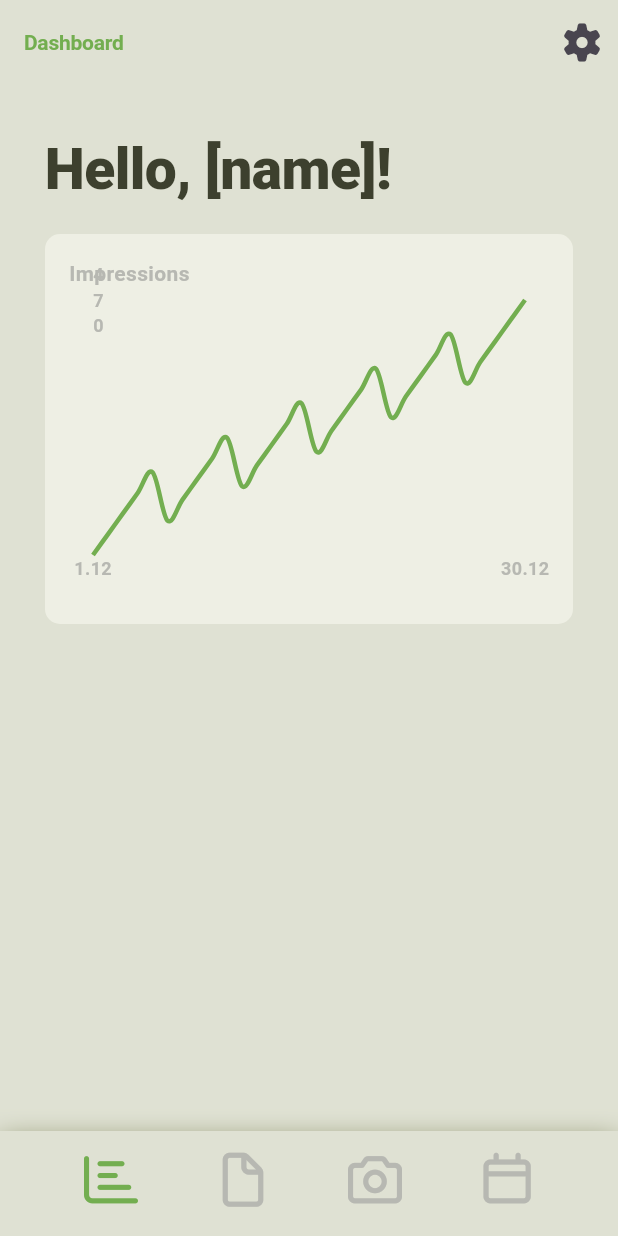
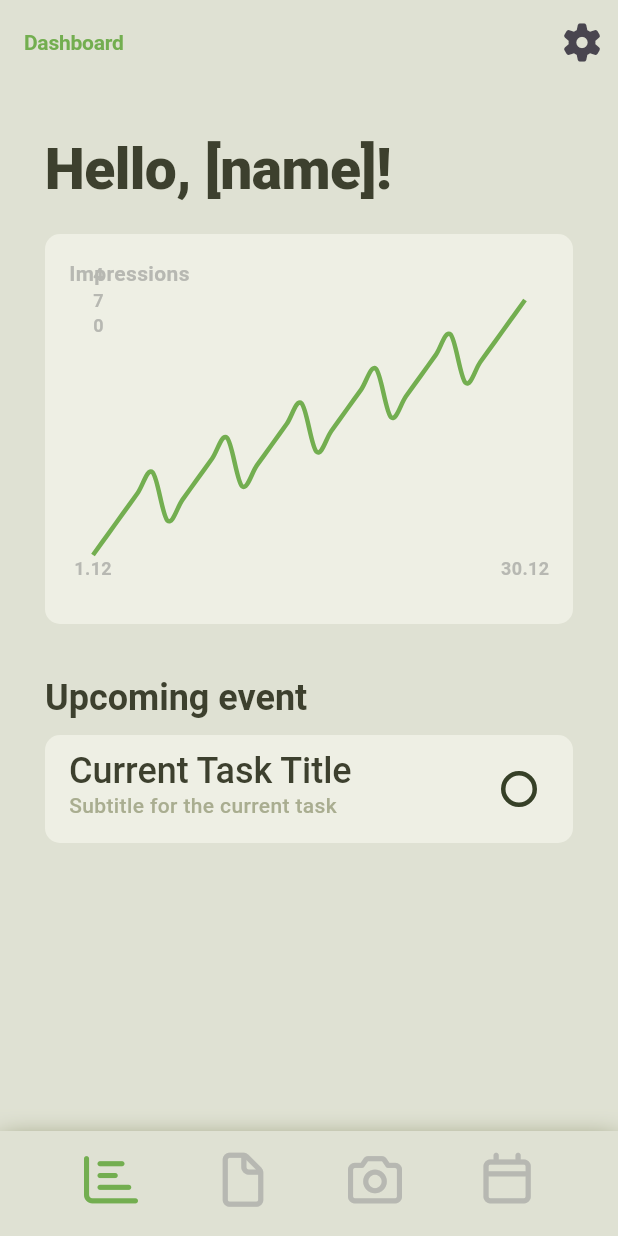
Before and after one commit to sanitaravel/coco_mobile_app, a Flutter app: the screen it shows after launch, on a phone screen of 412 x 824 dp. Run offline on Flutter 3.47's test engine with Material 3 defaults, Android fonts, the phone set to English and light mode, and no system bars; drawn by our look-alikes of fl_chart; our stand-ins replace flutter_bloc, font_awesome_flutter, google_fonts.

Commit message:
feat: add upcoming event section with task card to dashboard

```diff
--- a/lib/screens/dashboard.dart
+++ b/lib/screens/dashboard.dart
@@ -1,5 +1,6 @@
 import 'package:flutter/material.dart';
 import 'package:fl_chart/fl_chart.dart';
+import '../widgets/task_card.dart';
 
 class Dashboard extends StatelessWidget {
   const Dashboard({super.key});
@@ -134,6 +135,20 @@ class Dashboard extends StatelessWidget {
                 ),
               ),
             ),
+            const SizedBox(height: 32),
+            Text(
+              'Upcoming event',
+              style: TextStyle(
+                fontWeight: FontWeight.w600,
+                fontSize: 24,
+                letterSpacing: -0.01,
+                color: const Color(0xFF3D402E),
+              ),
+            ),
+            TaskCard(
+              title: 'Current Task Title',
+              subtitle: 'Subtitle for the current task',
+            ),
           ],
         ),
       ),
--- /dev/null
+++ b/lib/widgets/task_card.dart
@@ -0,0 +1,88 @@
+import 'package:flutter/material.dart';
+
+class TaskCard extends StatefulWidget {
+  final String title;
+  final String subtitle;
+
+  const TaskCard({super.key, required this.title, required this.subtitle});
+
+  @override
+  TaskCardState createState() => TaskCardState();
+}
+
+class TaskCardState extends State<TaskCard> {
+  bool _isSelected = false;
+
+  @override
+  Widget build(BuildContext context) {
+    return Card(
+      margin: const EdgeInsets.symmetric(vertical: 8.0),
+      elevation: 0,
+      color: const Color(0xFFeeefe4),
+      shape: RoundedRectangleBorder(
+        borderRadius: BorderRadius.circular(10),
+      ),
+      child: ListTile(
+        title: Text(
+          widget.title,
+          style: const TextStyle(
+            fontWeight: FontWeight.w500,
+            fontSize: 24,
+            height: 1.0,
+            letterSpacing: -0.01,
+            color: Color(0xFF3D402E),
+          ),
+        ),
+        subtitle: Text(
+          widget.subtitle,
+          style: const TextStyle(
+            fontWeight: FontWeight.w500,
+            fontSize: 14,
+            height: 16 / 14,
+            color: Color(0xFFA9AD90),
+          ),
+        ),
+        trailing: RadioButton(
+          isSelected: _isSelected,
+          onTap: () => setState(() => _isSelected = !_isSelected),
+        ),
+      ),
+    );
+  }
+}
+
+class RadioButton extends StatelessWidget {
+  final bool isSelected;
+  final VoidCallback onTap;
+
+  const RadioButton({super.key, required this.isSelected, required this.onTap});
+
+  @override
+  Widget build(BuildContext context) {
+    return GestureDetector(
+      onTap: onTap,
+      child: Container(
+        width: 24,
+        height: 24,
+        decoration: BoxDecoration(
+          shape: BoxShape.circle,
+          border: Border.all(
+            color: isSelected ? const Color(0xFFA9AD90) : const Color(0xFF364027),
+            width: 3,
+          ),
+        ),
+        child: Center(
+          child: AnimatedContainer(
+            duration: const Duration(milliseconds: 50),
+            width: isSelected ? 12 : 0,
+            height: isSelected ? 12 : 0,
+            decoration: const BoxDecoration(
+              shape: BoxShape.circle,
+              color: Color(0xFFA9AD90),
+            ),
+          ),
+        ),
+      ),
+    );
+  }
+}
```
